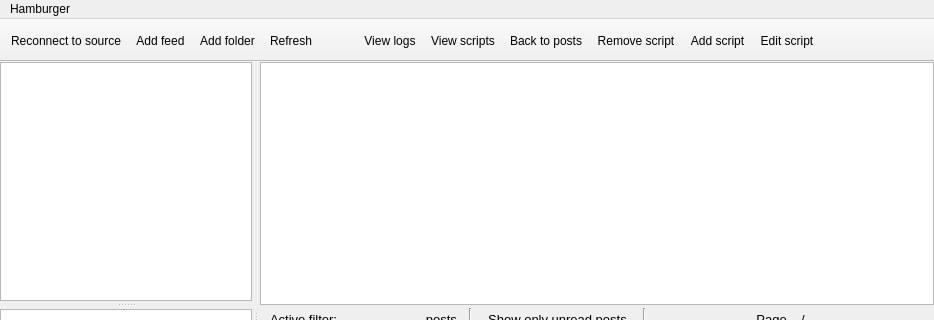
First picture: the form in client-desktop/src/widgets/MainWindow.ui, repository zappatic/ZapFeedReader, before the edit; both pictures show x 0 to 934 and y 0 to 320 of the 934 by 600 pixel window.
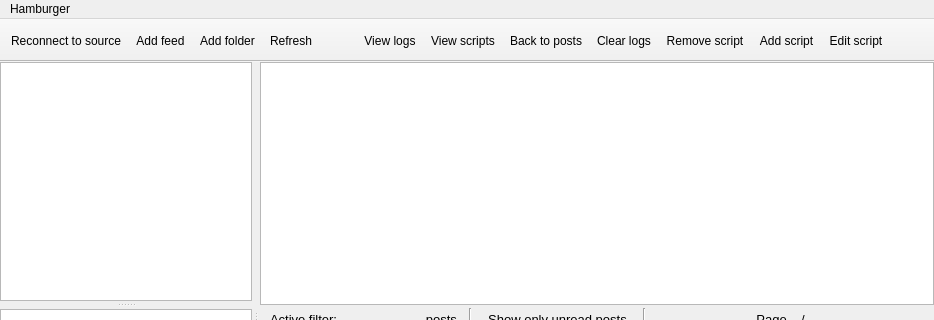
Second picture: the form after the edit. Custom widgets are drawn as their Qt base class.

The edit to the form file:
```diff
--- a/client-desktop/src/widgets/MainWindow.ui
+++ b/client-desktop/src/widgets/MainWindow.ui
@@ -986,6 +986,7 @@
    <addaction name="action_View_logs"/>
    <addaction name="action_View_scripts"/>
    <addaction name="action_Back_to_posts"/>
+   <addaction name="action_Clear_logs"/>
    <addaction name="action_Remove_script"/>
    <addaction name="action_Add_script"/>
    <addaction name="action_Edit_script"/>
@@ -1184,6 +1185,11 @@
     <string>Reconnect to source</string>
    </property>
   </action>
+  <action name="action_Clear_logs">
+   <property name="text">
+    <string>Clear logs</string>
+   </property>
+  </action>
  </widget>
  <customwidgets>
   <customwidget>
```
